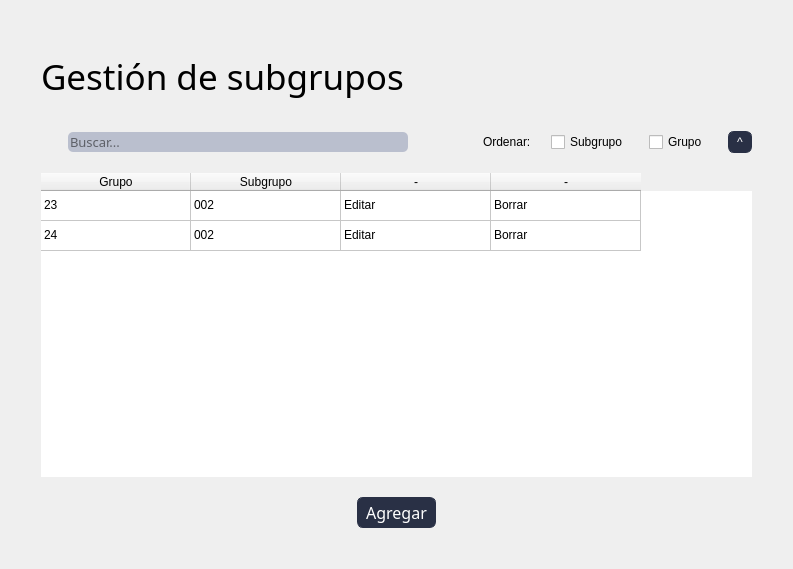
MaxAPBusiness/Blustock, file blustock/ui/screens_uis/subgrupos.ui: the form before one commit.
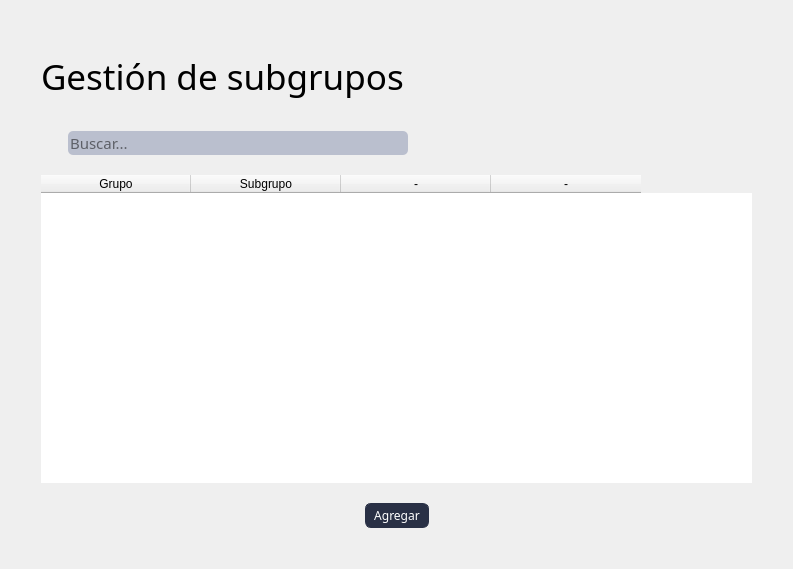
The form after the commit. Icons and pictures are not drawn.

The edit to the form file:
```diff
--- a/blustock/ui/screens_uis/subgrupos.ui
+++ b/blustock/ui/screens_uis/subgrupos.ui
@@ -221,8 +221,8 @@
          </property>
          <property name="font">
           <font>
-           <family>Oswald</family>
-           <pointsize>10</pointsize>
+           <family>Oswald,sans-serif</family>
+           <pointsize>11</pointsize>
            <weight>50</weight>
            <bold>false</bold>
           </font>
@@ -251,40 +251,6 @@
        <item>
         <layout class="QHBoxLayout" name="horizontalLayout_3"/>
        </item>
-       <item>
-        <widget class="QLabel" name="label_3">
-         <property name="text">
-          <string>Ordenar:</string>
-         </property>
-        </widget>
-       </item>
-       <item>
-        <widget class="QCheckBox" name="checkBox_2">
-         <property name="text">
-          <string>Subgrupo</string>
-         </property>
-        </widget>
-       </item>
-       <item>
-        <widget class="QCheckBox" name="checkBox">
-         <property name="text">
-          <string>Grupo</string>
-         </property>
-        </widget>
-       </item>
-       <item>
-        <widget class="QPushButton" name="pushButton_3">
-         <property name="maximumSize">
-          <size>
-           <width>30</width>
-           <height>30</height>
-          </size>
-         </property>
-         <property name="text">
-          <string>^</string>
-         </property>
-        </widget>
-       </item>
       </layout>
      </item>
      <item>
@@ -316,16 +282,6 @@
        <attribute name="verticalHeaderVisible">
         <bool>false</bool>
        </attribute>
-       <row>
-        <property name="text">
-         <string/>
-        </property>
-       </row>
-       <row>
-        <property name="text">
-         <string/>
-        </property>
-       </row>
        <column>
         <property name="text">
          <string>Grupo</string>
@@ -346,46 +302,6 @@
          <string>-</string>
         </property>
        </column>
-       <item row="0" column="0">
-        <property name="text">
-         <string>23</string>
-        </property>
-       </item>
-       <item row="0" column="1">
-        <property name="text">
-         <string>002</string>
-        </property>
-       </item>
-       <item row="0" column="2">
-        <property name="text">
-         <string>Editar</string>
-        </property>
-       </item>
-       <item row="0" column="3">
-        <property name="text">
-         <string>Borrar</string>
-        </property>
-       </item>
-       <item row="1" column="0">
-        <property name="text">
-         <string>24</string>
-        </property>
-       </item>
-       <item row="1" column="1">
-        <property name="text">
-         <string>002</string>
-        </property>
-       </item>
-       <item row="1" column="2">
-        <property name="text">
-         <string>Editar</string>
-        </property>
-       </item>
-       <item row="1" column="3">
-        <property name="text">
-         <string>Borrar</string>
-        </property>
-       </item>
       </widget>
      </item>
      <item>
@@ -413,8 +329,7 @@
         <widget class="QPushButton" name="pushButton_2">
          <property name="font">
           <font>
-           <family>Oswald</family>
-           <pointsize>12</pointsize>
+           <family>Oswald,sans-serif</family>
            <weight>50</weight>
            <bold>false</bold>
           </font>
```
Left out of the diff: 2 changed lines with no effect on the pictures.
